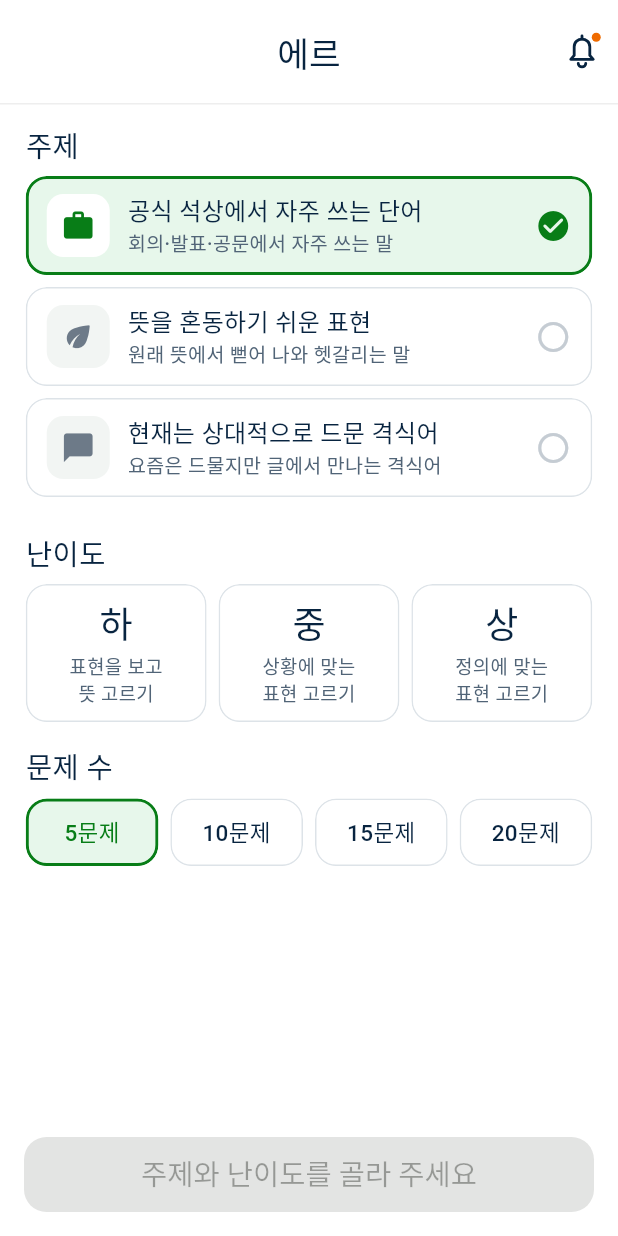
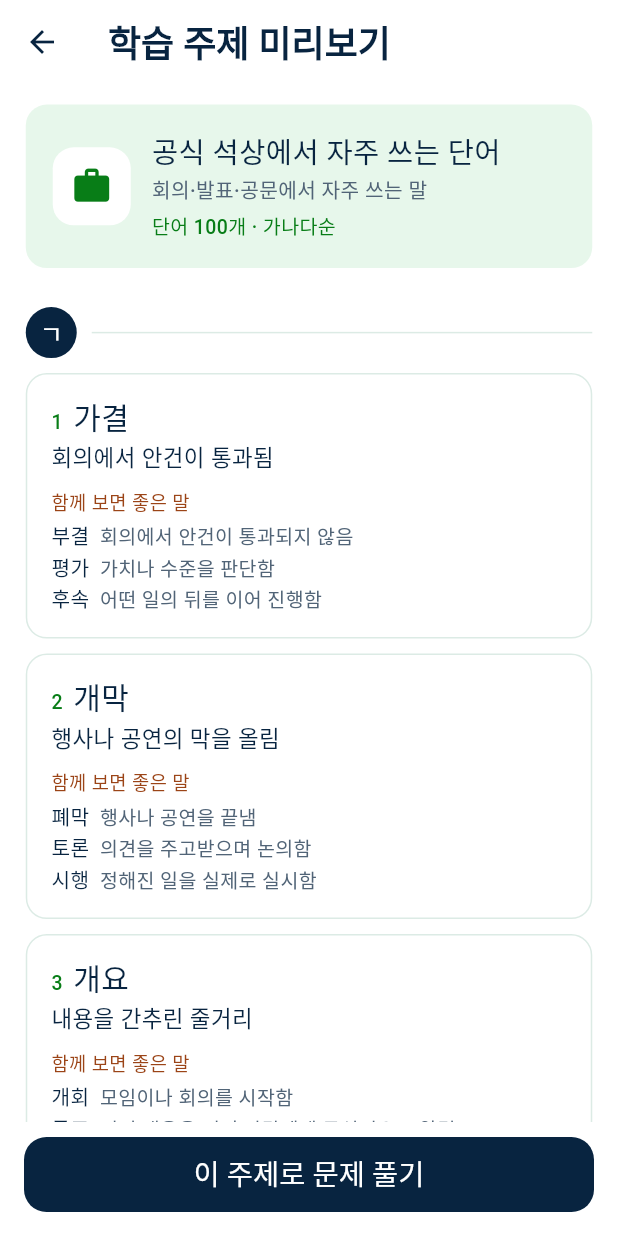
Before and after one commit to Salkogi07/OpenSoftware-Project, a Flutter app: the StudyScreen screen opened directly, after a tap on an icon or button, on a phone screen of 412 x 824 dp. Run offline on Flutter 3.47's test engine with Material 3 defaults, Android fonts, the phone set to English and light mode, and no system bars; our stand-ins replace flutter_local_notifications, image_picker, shared_preferences, supabase_flutter, timezone; accounts and stored records are empty; Roboto replaces fonts that are missing (Pretendard).

Commit message:
[Add] 학습 주제 미리보기를 교과서처럼 단어를 미리 읽는 화면으로
- 학습 탭의 주제 미리보기 카드를 누르면 그 주제 단어 100개를 가나다순·초성 장(ㄱ, ㄴ…)으로 정리한 화면을 엶
- 단어마다 번호·표제어·뜻, 같은 단어 문제의 보기에서 뽑은 '함께 보면 좋은 말' 3개(끝 글자가 같은 말 우선), 단어장 저장 하트
- 맨 아래 '이 주제로 문제 풀기'로 그 주제가 골라진 주제 선택 화면으로 이동

Co-Authored-By: Claude Opus 5.5 <noreply@anthropic.com>

```diff
--- a/lib/frontend_screens.dart
+++ b/lib/frontend_screens.dart
@@ -20,6 +20,7 @@ part 'study_preview.dart';
 part 'frame_icons.dart';
 part 'account_pages.dart';
 part 'profile_pages.dart';
+part 'topic_book.dart';
 
 void main() => runApp(const VocabularyApp());
 
@@ -721,7 +722,12 @@ class StudyScreen extends StatelessWidget {
                     child: _StudyTopicTile(
                       label: label,
                       icon: icon,
-                      onTap: () => setup(topic: topic),
+                      // 주제 단어를 교과서처럼 미리 읽어 보기
+                      onTap: () => Navigator.of(context).push(
+                        MaterialPageRoute<void>(
+                          builder: (_) => _TopicBookScreen(topic: topic),
+                        ),
+                      ),
                     ),
                   ),
                 ],
--- /dev/null
+++ b/lib/topic_book.dart
@@ -0,0 +1,335 @@
+part of 'frontend_screens.dart';
+
+// 학습 주제 미리보기: 주제에 나오는 단어를 교과서처럼 가나다순으로 미리 읽어 보기
+
+/// 교과서 한 항목: 단어와 함께 보면 좋은 말
+typedef _BookEntry = ({Word word, List<Word> related});
+
+const _initials = [
+  'ㄱ', 'ㄲ', 'ㄴ', 'ㄷ', 'ㄸ', 'ㄹ', 'ㅁ', 'ㅂ', 'ㅃ', 'ㅅ', //
+  'ㅆ', 'ㅇ', 'ㅈ', 'ㅉ', 'ㅊ', 'ㅋ', 'ㅌ', 'ㅍ', 'ㅎ',
+];
+const _doubleInitials = {'ㄲ': 'ㄱ', 'ㄸ': 'ㄷ', 'ㅃ': 'ㅂ', 'ㅆ': 'ㅅ', 'ㅉ': 'ㅈ'};
+
+/// 단어 첫 글자의 초성 (된소리는 예사소리 장에 넣음). 한글이 아니면 '기타'
+String _chapterOf(String word) {
+  final code = word.isEmpty ? 0 : word.codeUnitAt(0) - 0xac00;
+  if (code < 0 || code > 11171) return '기타';
+  final initial = _initials[code ~/ 588];
+  return _doubleInitials[initial] ?? initial;
+}
+
+/// [bank]에서 [topic] 단어를 가나다순으로 모으고, 같은 단어 문제의 보기에 나온
+/// 다른 단어를 "함께 보면 좋은 말"로 붙임
+List<_BookEntry> _buildTopicBook(List<Word> bank, String topic) {
+  final inTopic = bank.where((word) => word.topic == topic).toList();
+  final byName = <String, Word>{};
+  for (final word in inTopic) {
+    byName.putIfAbsent(word.name, () => word);
+  }
+  final related = <String, Set<String>>{};
+  for (final question in inTopic) {
+    final choices = question.choices ?? const [];
+    // 보기가 단어인 문제(중·상)만: 뜻을 고르는 문제(하)의 보기는 뜻풀이라 제외
+    if (!choices.any(byName.containsKey)) continue;
+    related
+        .putIfAbsent(question.name, () => {})
+        .addAll(
+          choices.where((c) => c != question.name && byName.containsKey(c)),
+        );
+  }
+  final names = byName.keys.toList()..sort();
+  // 표제어와 글자가 많이 겹치는 말부터 3개까지. 끝 글자가 같으면(가결 ↔ 부결) 더 앞에
+  int shared(String a, String b) =>
+      a.split('').toSet().intersection(b.split('').toSet()).length * 2 +
+      (a.isNotEmpty && b.isNotEmpty && a[a.length - 1] == b[b.length - 1]
+          ? 1
+          : 0);
+  return [
+    for (final name in names)
+      (
+        word: byName[name]!,
+        related:
+            ((related[name] ?? {}).toList()
+                  ..sort((a, b) => shared(name, b).compareTo(shared(name, a))))
+                .take(3)
+                .map((other) => byName[other]!)
+                .toList(),
+      ),
+  ];
+}
+
+class _TopicBookScreen extends StatefulWidget {
+  const _TopicBookScreen({required this.topic});
+
+  final String topic;
+
+  @override
+  State<_TopicBookScreen> createState() => _TopicBookScreenState();
+}
+
+class _TopicBookScreenState extends State<_TopicBookScreen> {
+  late Future<List<Word>> bank = loadQuestionBank();
+
+  @override
+  Widget build(BuildContext context) {
+    final library = _LibraryScope.watch(context);
+    final preview = library?.preview ?? false;
+    final icon = [
+      for (final (name, _, icon) in _studyTopics)
+        if (name == widget.topic) icon,
+    ].firstOrNull;
+    return Scaffold(
+      appBar: AppBar(title: const Text('학습 주제 미리보기')),
+      body: FutureBuilder<List<Word>>(
+        future: preview ? _previewBank : bank,
+        builder: (context, snapshot) {
+          if (snapshot.hasError) {
+            return ScreenBody(
+              children: [
+                const Text('단어를 불러오지 못했어요.'),
+                OutlinedButton(
+                  onPressed: () => setState(() => bank = loadQuestionBank()),
+                  child: const Text('다시 불러오기'),
+                ),
+              ],
+            );
+          }
+          final words = snapshot.data;
+          if (words == null) {
+            return const Center(child: CircularProgressIndicator());
+          }
+          final entries = _buildTopicBook(words, widget.topic);
+          return ScreenBody(
+            footerPadding: const EdgeInsets.fromLTRB(16, 10, 16, 16),
+            footer: FilledButton(
+              onPressed: () => Navigator.of(context).push(
+                MaterialPageRoute<void>(
+                  builder: (_) => TopicScreen(initialTopic: widget.topic),
+                ),
+              ),
+              child: const Text('이 주제로 문제 풀기'),
+            ),
+            children: [
+              _BookCover(
+                icon: icon ?? Icons.menu_book_rounded,
+                topic: widget.topic,
+                description: _topicDescriptions[widget.topic] ?? '',
+                count: entries.length,
+              ),
+              if (entries.isEmpty)
+                const Padding(
+                  padding: EdgeInsets.only(top: 24),
+                  child: Text('이 주제에 아직 단어가 없어요.'),
+                ),
+              for (final (index, entry) in entries.indexed) ...[
+                if (index == 0 ||
+                    _chapterOf(entry.word.name) !=
+                        _chapterOf(entries[index - 1].word.name))
+                  _ChapterHeading(_chapterOf(entry.word.name)),
+                _BookEntryCard(number: index + 1, entry: entry),
+              ],
+            ],
+          );
+        },
+      ),
+    );
+  }
+}
+
+class _BookCover extends StatelessWidget {
+  const _BookCover({
+    required this.icon,
+    required this.topic,
+    required this.description,
+    required this.count,
+  });
+
+  final IconData icon;
+  final String topic;
+  final String description;
+  final int count;
+
+  @override
+  Widget build(BuildContext context) => Container(
+    padding: const EdgeInsets.all(18),
+    decoration: const BoxDecoration(color: mint, borderRadius: cardRadius),
+    child: Row(
+      children: [
+        Container(
+          width: 52,
+          height: 52,
+          decoration: BoxDecoration(
+            color: Colors.white,
+            borderRadius: BorderRadius.circular(14),
+          ),
+          child: Icon(icon, color: green, size: 28),
+        ),
+        const SizedBox(width: 14),
+        Expanded(
+          child: Column(
+            crossAxisAlignment: CrossAxisAlignment.start,
+            children: [
+              Text(topic, style: _pretendardText(19, weight: 900)),
+              const SizedBox(height: 2),
+              Text(
+                description,
+                style: _pretendardText(13.5, weight: 600, color: _muted),
+              ),
+              const SizedBox(height: 6),
+              Text(
+                '단어 $count개 · 가나다순',
+                style: _pretendardText(13, weight: 750, color: green),
+              ),
+            ],
+          ),
+        ),
+      ],
+    ),
+  );
+}
+
+/// ㄱ, ㄴ, ㄷ… 장 제목
+class _ChapterHeading extends StatelessWidget {
+  const _ChapterHeading(this.initial);
+
+  final String initial;
+
+  @override
+  Widget build(BuildContext context) => Padding(
+    padding: const EdgeInsets.only(top: 26, bottom: 10),
+    child: Row(
+      children: [
+        Container(
+          width: 34,
+          height: 34,
+          alignment: Alignment.center,
+          decoration: const BoxDecoration(color: navy, shape: BoxShape.circle),
+          child: Text(
+            initial,
+            style: _pretendardText(17, weight: 900, color: Colors.white),
+          ),
+        ),
+        const SizedBox(width: 10),
+        const Expanded(child: Divider(color: _line, thickness: 1)),
+      ],
+    ),
+  );
+}
+
+class _BookEntryCard extends StatelessWidget {
+  const _BookEntryCard({required this.number, required this.entry});
+
+  final int number;
+  final _BookEntry entry;
+
+  @override
+  Widget build(BuildContext context) {
+    final library = _LibraryScope.watch(context);
+    final word = entry.word;
+    // 미리보기 예시 단어에만 있는 예문·쓰임 (문제 은행의 해설은 뜻을 되풀이하므로 뺌)
+    final usage = word.explanation;
+    final showUsage =
+        usage != null && usage.isNotEmpty && !usage.contains('뜻합니다');
+    return Padding(
+      padding: const EdgeInsets.only(bottom: 10),
+      child: Container(
+        padding: const EdgeInsets.fromLTRB(16, 14, 8, 14),
+        decoration: BoxDecoration(
+          borderRadius: cardRadius,
+          border: Border.all(color: _line),
+        ),
+        child: Row(
+          crossAxisAlignment: CrossAxisAlignment.start,
+          children: [
+            Expanded(
+              child: Column(
+                crossAxisAlignment: CrossAxisAlignment.start,
+                children: [
+                  Text.rich(
+                    TextSpan(
+                      children: [
+                        TextSpan(
+                          text: '$number  ',
+                          style: _pretendardText(13, weight: 800, color: green),
+                        ),
+                        TextSpan(
+                          text: word.name,
+                          style: _pretendardText(20, weight: 900),
+                        ),
+                      ],
+                    ),
+                  ),
+                  const SizedBox(height: 4),
+                  Text(word.meaning, style: _pretendardText(15, weight: 600)),
+                  if (word.example.isNotEmpty) ...[
+                    const SizedBox(height: 8),
+                    _BookNote(label: '예문', body: word.example),
+                  ],
+                  if (showUsage) ...[
+                    const SizedBox(height: 6),
+                    _BookNote(label: '쓰임', body: usage),
+                  ],
+                  if (entry.related.isNotEmpty) ...[
+                    const SizedBox(height: 10),
+                    Text(
+                      '함께 보면 좋은 말',
+                      style: _pretendardText(12.5, weight: 800, color: _rust),
+                    ),
+                    const SizedBox(height: 4),
+                    for (final other in entry.related)
+                      Padding(
+                        padding: const EdgeInsets.only(bottom: 2),
+                        child: Text.rich(
+                          TextSpan(
+                            children: [
+                              TextSpan(
+                                text: other.name,
+                                style: _pretendardText(13.5, weight: 800),
+                              ),
+                              TextSpan(
+                                text: '  ${other.meaning}',
+                                style: _pretendardText(
+                                  13,
+                                  weight: 550,
+                                  color: _muted,
+                                ),
+                              ),
+                            ],
+                          ),
+                        ),
+                      ),
+                  ],
+                ],
+              ),
+            ),
+            if (library != null) _SaveWordButton(library: library, word: word),
+          ],
+        ),
+      ),
+    );
+  }
+}
+
+class _BookNote extends StatelessWidget {
+  const _BookNote({required this.label, required this.body});
+
+  final String label;
+  final String body;
+
+  @override
+  Widget build(BuildContext context) => Text.rich(
+    TextSpan(
+      children: [
+        TextSpan(
+          text: '$label  ',
+          style: _pretendardText(12.5, weight: 800, color: green),
+        ),
+        TextSpan(
+          text: body,
+          style: _pretendardText(13.5, weight: 550, color: navy),
+        ),
+      ],
+    ),
+  );
+}
```
Also changed, not shown: 1 other file.
